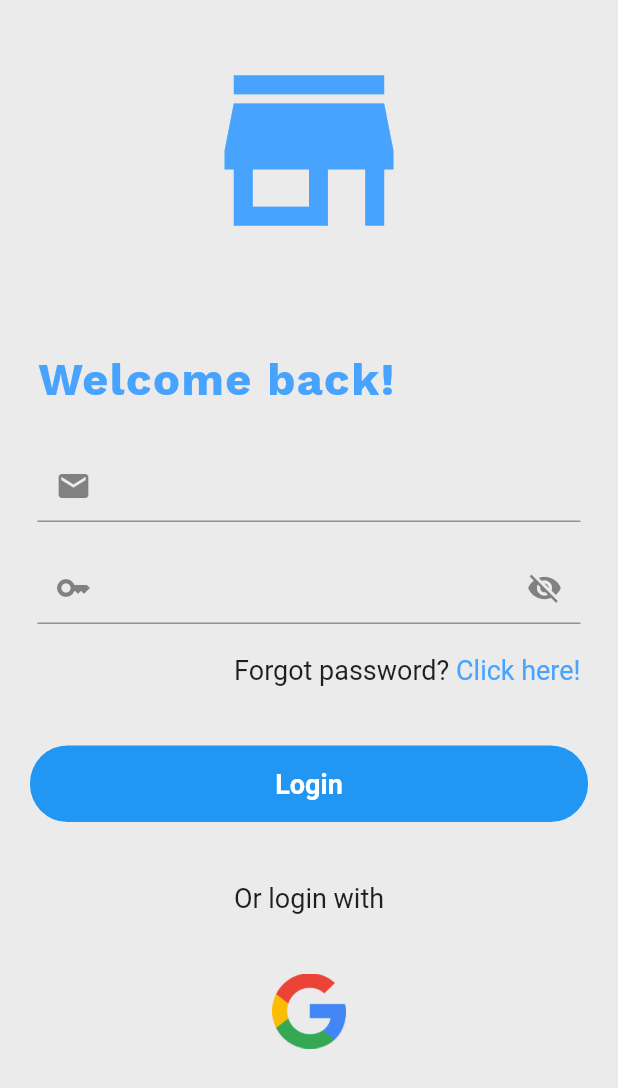
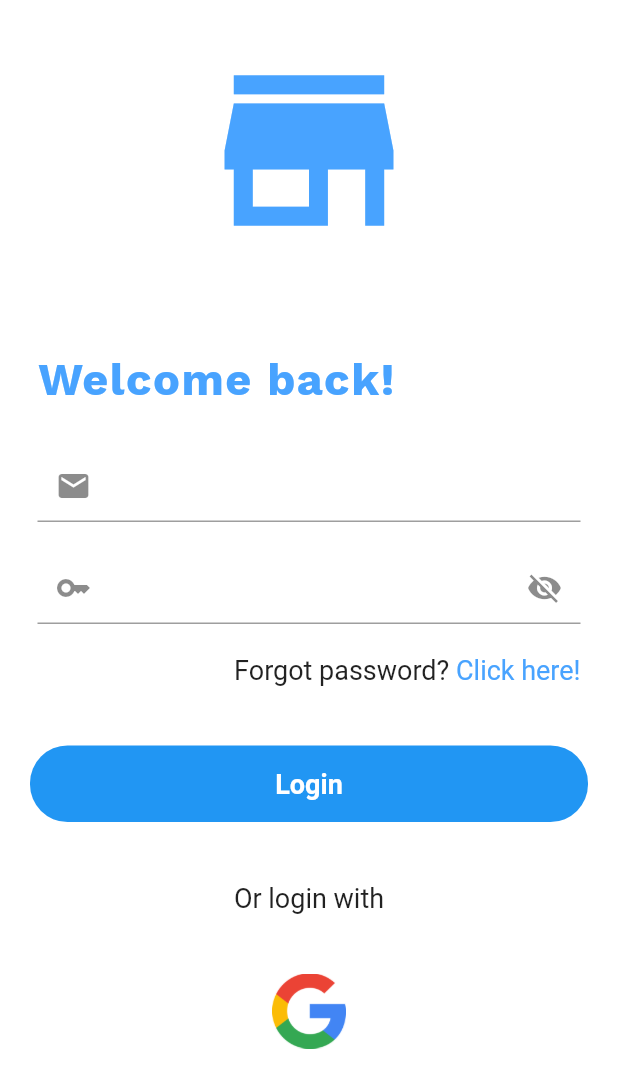
Before and after one commit to LucasCva/lcstore, a Flutter app: the screen it shows after launch, on a phone screen of 412 x 824 dp. Shown: the top 1088 px of the screen. Run offline on Flutter 3.47's test engine with Material 2 defaults, Android fonts, the phone set to English and light mode, and no system bars; our stand-ins replace google_fonts.

Commit message:
tela de login

```diff
--- a/lib/pages/login_page.dart
+++ b/lib/pages/login_page.dart
@@ -16,8 +16,9 @@ class _Login_PageState extends State<Login_Page> {
   Widget build(BuildContext context) {
     return SafeArea(
       child: Scaffold(
-        backgroundColor: const Color.fromRGBO(235, 235, 235, 1),
+        backgroundColor: Color.fromARGB(255, 255, 255, 255),
         body: SingleChildScrollView(
+          physics: const NeverScrollableScrollPhysics(),
           child: ConstrainedBox(
             constraints: BoxConstraints(
               maxHeight: MediaQuery.of(context).size.height,
@@ -62,12 +63,13 @@ class _Login_PageState extends State<Login_Page> {
                   ),
 
                   //text fild email
-                  const Padding(
-                    padding: EdgeInsets.symmetric(horizontal: 25),
+                  Padding(
+                    padding: const EdgeInsets.symmetric(horizontal: 25),
                     child: TextField(
-                      style: TextStyle(fontSize: 20),
+                      onTapOutside: (event) => FocusScope.of(context).unfocus(),
+                      style: const TextStyle(fontSize: 20),
                       decoration:
-                          InputDecoration(prefixIcon: Icon(Icons.email)),
+                          const InputDecoration(prefixIcon: Icon(Icons.email)),
                     ),
                   ),
 
@@ -79,6 +81,7 @@ class _Login_PageState extends State<Login_Page> {
                   Padding(
                     padding: const EdgeInsets.symmetric(horizontal: 25),
                     child: TextField(
+                      onTapOutside: (event) => FocusScope.of(context).unfocus(),
                       obscureText: _passwordIsVisible,
                       style: const TextStyle(fontSize: 20),
                       decoration: InputDecoration(
```
